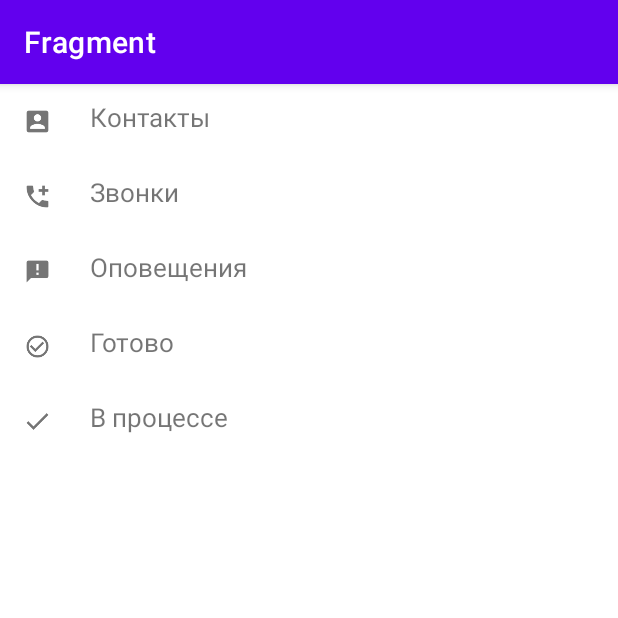
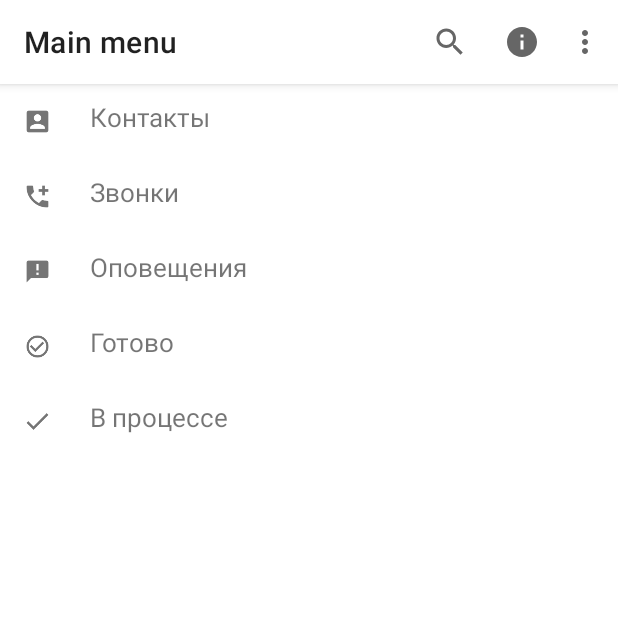
Before and after one commit to Fiskergod/Fragment, an Android app: the screen it shows after launch (MainActivity), on a phone screen of 412 x 824 dp, the top half of it. Run offline under Robolectric (Android 15) with nearby library versions, the phone set to English and light mode, and no system bars.

Commit message:
main menu added.

```diff
--- a/app/src/main/java/com/example/fragment/MainActivity.java
+++ b/app/src/main/java/com/example/fragment/MainActivity.java
@@ -5,6 +5,10 @@ import androidx.fragment.app.Fragment;
 import androidx.fragment.app.FragmentManager;
 
 import android.os.Bundle;
+import android.view.MenuItem;
+import android.widget.Toast;
+
+import androidx.appcompat.widget.Toolbar;
 
 import com.example.fragment.domain.Task;
 
--- /dev/null
+++ b/app/src/main/res/drawable/ic_baseline_info_24.xml
@@ -0,0 +1,10 @@
+<vector xmlns:android="http://schemas.android.com/apk/res/android"
+    android:width="24dp"
+    android:height="24dp"
+    android:viewportWidth="24"
+    android:viewportHeight="24"
+    android:tint="?attr/colorControlNormal">
+  <path
+      android:fillColor="@android:color/white"
+      android:pathData="M12,2C6.48,2 2,6.48 2,12s4.48,10 10,10 10,-4.48 10,-10S17.52,2 12,2zM13,17h-2v-6h2v6zM13,9h-2L11,7h2v2z"/>
+</vector>
--- /dev/null
+++ b/app/src/main/res/drawable/ic_baseline_swap_horiz_24.xml
@@ -0,0 +1,10 @@
+<vector xmlns:android="http://schemas.android.com/apk/res/android"
+    android:width="24dp"
+    android:height="24dp"
+    android:viewportWidth="24"
+    android:viewportHeight="24"
+    android:tint="?attr/colorControlNormal">
+  <path
+      android:fillColor="@android:color/white"
+      android:pathData="M6.99,11L3,15l3.99,4v-3H14v-2H6.99v-3zM21,9l-3.99,-4v3H10v2h7.01v3L21,9z"/>
+</vector>
--- a/app/src/main/res/layout-land/activity_main.xml
+++ b/app/src/main/res/layout-land/activity_main.xml
@@ -25,6 +25,6 @@
         app:layout_constraintStart_toEndOf="@+id/list_fragment"
         app:layout_constraintBottom_toBottomOf="parent"
         app:layout_constraintEnd_toEndOf="parent"
-        tools:background="@color/purple_200"/>
+        tools:background="@color/purple_500"/>
 
 </androidx.constraintlayout.widget.ConstraintLayout>
--- a/app/src/main/res/layout/activity_main.xml
+++ b/app/src/main/res/layout/activity_main.xml
@@ -1,13 +1,30 @@
 <?xml version="1.0" encoding="utf-8"?>
 <androidx.coordinatorlayout.widget.CoordinatorLayout xmlns:android="http://schemas.android.com/apk/res/android"
+    xmlns:app="http://schemas.android.com/apk/res-auto"
     xmlns:tools="http://schemas.android.com/tools"
     android:layout_width="match_parent"
     android:layout_height="match_parent"
     tools:context=".MainActivity">
 
+    <com.google.android.material.appbar.AppBarLayout
+        android:id="@+id/app_bar"
+        android:layout_width="match_parent"
+        android:layout_height="wrap_content">
+
+        <androidx.appcompat.widget.Toolbar
+            android:id="@+id/toolbar"
+            android:layout_width="match_parent"
+            android:layout_height="wrap_content"
+            android:background="@color/design_default_color_background"
+            app:title="Main menu"
+            app:menu="@menu/activity_menu" />
+
+    </com.google.android.material.appbar.AppBarLayout>
+
     <androidx.fragment.app.FragmentContainerView
         android:id="@+id/container"
         android:layout_width="match_parent"
-        android:layout_height="match_parent"/>
+        android:layout_height="match_parent"
+        app:layout_behavior="@string/appbar_scrolling_view_behavior" />
 
 </androidx.coordinatorlayout.widget.CoordinatorLayout>
--- a/app/src/main/res/layout/item_deal.xml
+++ b/app/src/main/res/layout/item_deal.xml
@@ -1,5 +1,6 @@
 <?xml version="1.0" encoding="utf-8"?>
-<LinearLayout xmlns:android="http://schemas.android.com/apk/res/android"
+<LinearLayout
+    xmlns:android="http://schemas.android.com/apk/res/android"
     android:layout_width="match_parent"
     android:layout_height="wrap_content"
     xmlns:tools="http://schemas.android.com/tools"
--- /dev/null
+++ b/app/src/main/res/menu/activity_menu.xml
@@ -0,0 +1,23 @@
+<?xml version="1.0" encoding="utf-8"?>
+<menu xmlns:android="http://schemas.android.com/apk/res/android"
+    xmlns:app="http://schemas.android.com/apk/res-auto">
+
+    <item
+        android:id="@+id/action_search"
+        android:icon="@android:drawable/ic_search_category_default"
+        android:title="@string/search"
+        app:actionViewClass="androidx.appcompat.widget.SearchView"
+        app:showAsAction="ifRoom" />
+
+    <item
+        android:id="@+id/action_sort"
+        android:title="@string/sort_by"
+        app:showAsAction="never" />
+
+    <item
+        android:id="@+id/action_info"
+        android:icon="@drawable/ic_baseline_info_24"
+        android:title="@string/info"
+        app:showAsAction="ifRoom" />
+
+</menu>
--- a/app/src/main/res/values/strings.xml
+++ b/app/src/main/res/values/strings.xml
@@ -5,4 +5,9 @@
     <string name="announcements">Оповещения</string>
     <string name="done">Готово</string>
     <string name="ok">В процессе</string>
+    <string name="search">search</string>
+    <string name="sort_by">sort by</string>
+    <string name="info">info</string>
+    <string name="sidebar">sidebar</string>
+    <string name="menu_clear">clear</string>
 </resources>
--- a/app/src/main/res/values/themes.xml
+++ b/app/src/main/res/values/themes.xml
@@ -1,6 +1,6 @@
 <resources xmlns:tools="http://schemas.android.com/tools">
     <!-- Base application theme. -->
-    <style name="Theme.Fragment" parent="Theme.MaterialComponents.DayNight.DarkActionBar">
+    <style name="Theme.Fragment" parent="Theme.MaterialComponents.DayNight.NoActionBar">
         <!-- Primary brand color. -->
         <item name="colorPrimary">@color/purple_500</item>
         <item name="colorPrimaryVariant">@color/purple_700</item>
```
Also changed, not shown: app/src/main/res/layout/fragment_list.xml (+7 -8 lines).
